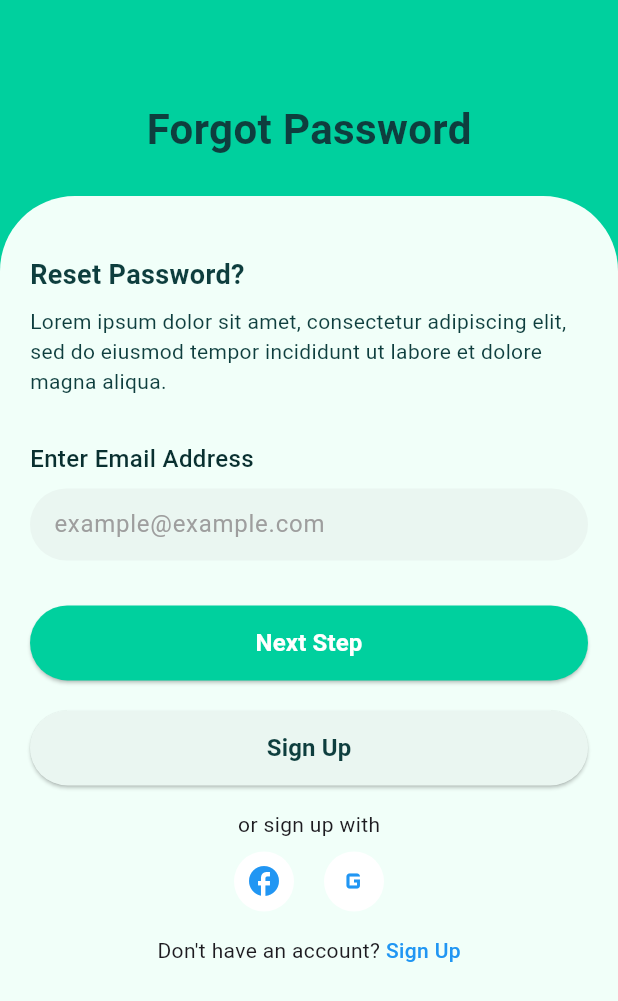
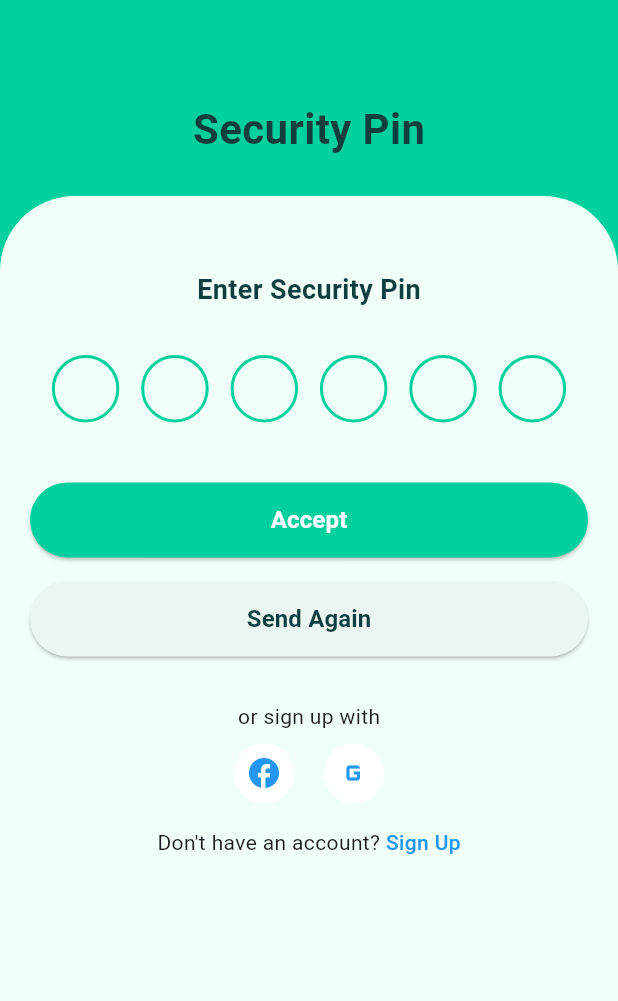
Before and after one commit to KartikSaroha0801/Fintech_flutter_app, a Flutter app: the ForgotPasswordPage screen opened directly, after a tap on "Next Step", on a phone screen of 412 x 824 dp. Shown: the top 1001 px of the screen. Run offline on Flutter 3.47's test engine with Material 3 defaults, Android fonts, the phone set to English and light mode, and no system bars; our stand-ins replace get; Roboto replaces fonts that are missing (Poppins).

Commit message:
Auth Flow Completed

```diff
--- /dev/null
+++ b/lib/view/Auth/Security_Pin_Page.dart
@@ -0,0 +1,238 @@
+import 'package:fintech_project/view/Auth/new_password.dart';
+import 'package:fintech_project/view/Auth/signup_page.dart';
+import 'package:flutter/material.dart';
+import 'package:flutter/services.dart';
+import 'package:get/get.dart';
+
+class SecurityPinPage extends StatefulWidget {
+  const SecurityPinPage({super.key});
+
+  @override
+  _SecurityPinPageState createState() => _SecurityPinPageState();
+}
+
+class _SecurityPinPageState extends State<SecurityPinPage> {
+  final List<TextEditingController> _controllers = List.generate(6, (_) => TextEditingController());
+  final List<FocusNode> _focusNodes = List.generate(6, (_) => FocusNode());
+
+  @override
+  void dispose() {
+    for (var controller in _controllers) {
+      controller.dispose();
+    }
+    for (var focusNode in _focusNodes) {
+      focusNode.dispose();
+    }
+    super.dispose();
+  }
+
+  void _onPinChanged(String value, int index) {
+    if (value.length == 1 && index < 5) {
+      _focusNodes[index + 1].requestFocus();
+    }
+  }
+
+  void _handleKeyEvent(RawKeyEvent event, int index) {
+    if (event is RawKeyDownEvent && event.logicalKey == LogicalKeyboardKey.backspace) {
+      if (_controllers[index].text.isEmpty && index > 0) {
+        _focusNodes[index - 1].requestFocus();
+        _controllers[index - 1].clear();
+      }
+    }
+  }
+
+  @override
+  Widget build(BuildContext context) {
+    final screenWidth = MediaQuery.of(context).size.width;
+    final screenHeight = MediaQuery.of(context).size.height;
+
+    return Scaffold(
+      backgroundColor: const Color(0xFF00D09E),
+      body: Column(
+        crossAxisAlignment: CrossAxisAlignment.center,
+        children: [
+          SizedBox(height: screenHeight * 0.08),
+          const Center(
+            child: Text(
+              'Security Pin',
+              style: TextStyle(
+                color: Color(0xFF0E3E3E),
+                fontSize: 28,
+                fontWeight: FontWeight.w600,
+                fontFamily: 'Poppins',
+              ),
+            ),
+          ),
+          SizedBox(height: screenHeight * 0.03),
+          Expanded(
+            child: Container(
+              width: screenWidth,
+              padding: const EdgeInsets.symmetric(horizontal: 20),
+              decoration: const BoxDecoration(
+                color: Color(0xFFF1FFF9),
+                borderRadius: BorderRadius.vertical(top: Radius.circular(50)),
+              ),
+              child: Column(
+                children: [
+                  const SizedBox(height: 50),
+                  const Text(
+                    'Enter Security Pin',
+                    style: TextStyle(
+                      fontSize: 18,
+                      fontWeight: FontWeight.w600,
+                      fontFamily: 'Poppins',
+                      color: Color(0xFF0E3E3E),
+                    ),
+                  ),
+                  const SizedBox(height: 30),
+                  Row(
+                    mainAxisAlignment: MainAxisAlignment.spaceEvenly,
+                    children: List.generate(6, (index) {
+                      return SizedBox(
+                        width: 45,
+                        height: 45,
+                        child: RawKeyboardListener(
+                          focusNode: FocusNode(),
+                          onKey: (event) => _handleKeyEvent(event, index),
+                          child: TextField(
+                            controller: _controllers[index],
+                            focusNode: _focusNodes[index],
+                            textAlign: TextAlign.center,
+                            keyboardType: TextInputType.number,
+                            maxLength: 1,
+                            style: const TextStyle(
+                              fontSize: 22,
+                              fontWeight: FontWeight.bold,
+                              color: Color(0xFF0E3E3E),
+                            ),
+                            decoration: InputDecoration(
+                              counterText: '',
+                              enabledBorder: OutlineInputBorder(
+                                borderSide: const BorderSide(
+                                  color: Color(0xFF00D09E),
+                                  width: 2,
+                                ),
+                                borderRadius: BorderRadius.circular(22.5),
+                              ),
+                              focusedBorder: OutlineInputBorder(
+                                borderSide: const BorderSide(
+                                  color: Color(0xFF00D09E),
+                                  width: 2,
+                                ),
+                                borderRadius: BorderRadius.circular(22.5),
+                              ),
+                            ),
+                            inputFormatters: [
+                              FilteringTextInputFormatter.digitsOnly,
+                            ],
+                            onChanged: (value) => _onPinChanged(value, index),
+                          ),
+                        ),
+                      );
+                    }),
+                  ),
+                  const SizedBox(height: 40),
+                  SizedBox(
+                    width: double.infinity,
+                    height: 50,
+                    child: ElevatedButton(
+                      style: ElevatedButton.styleFrom(
+                        backgroundColor: const Color(0xFF00D09E),
+                        shape: RoundedRectangleBorder(
+                          borderRadius: BorderRadius.circular(30),
+                        ),
+                      ),
+                      onPressed: () {
+                        String pin = _controllers.map((c) => c.text).join();
+
+                          Get.to(()=>NewPasswordPage());
+
+                      },
+                      child: const Text(
+                        'Accept',
+                        style: TextStyle(
+                          fontSize: 16,
+                          fontWeight: FontWeight.w600,
+                          fontFamily: 'Poppins',
+                          color: Colors.white,
+                        ),
+                      ),
+                    ),
+                  ),
+                  const SizedBox(height: 16),
+                  SizedBox(
+                    width: double.infinity,
+                    height: 50,
+                    child: ElevatedButton(
+                      style: ElevatedButton.styleFrom(
+                        backgroundColor: const Color(0xFFEAF6F1),
+                        shape: RoundedRectangleBorder(
+                          borderRadius: BorderRadius.circular(30),
+                        ),
+                      ),
+                      onPressed: () {
+                        for (var controller in _controllers) {
+                          controller.clear();
+                        }
+                        _focusNodes[0].requestFocus();
+                      },
+                      child: const Text(
+                        'Send Again',
+                        style: TextStyle(
+                          fontSize: 16,
+                          fontWeight: FontWeight.w600,
+                          fontFamily: 'Poppins',
+                          color: Color(0xFF0E3E3E),
+                        ),
+                      ),
+                    ),
+                  ),
+                  const SizedBox(height: 30),
+                  const Text('or sign up with', style: TextStyle(fontFamily: 'Poppins')),
+                  const SizedBox(height: 8),
+                  Row(
+                    mainAxisAlignment: MainAxisAlignment.center,
+                    children: [
+                      CircleAvatar(
+                        radius: 20,
+                        backgroundColor: Colors.white,
+                        child: Icon(Icons.facebook, color: Colors.blue),
+                      ),
+                      const SizedBox(width: 20),
+                      CircleAvatar(
+                        radius: 20,
+                        backgroundColor: Colors.white,
+                        child: Icon(Icons.g_mobiledata, color: Colors.blue),
+                      ),
+                    ],
+                  ),
+                  const SizedBox(height: 16),
+                   GestureDetector(
+                     onTap: (){
+                       Get.to(()=>SignUpPage());
+                     },
+                     child: Text.rich(
+                      TextSpan(
+                        text: "Don't have an account? ",
+                        children: [
+                          TextSpan(
+                            text: 'Sign Up',
+                            style: TextStyle(
+                              color: Colors.blue,
+                              fontWeight: FontWeight.w500,
+                            ),
+                          ),
+                        ],
+                      ),
+                      style: TextStyle(fontFamily: 'Poppins'),
+                                       ),
+                   ),
+                ],
+              ),
+            ),
+          ),
+        ],
+      ),
+    );
+  }
+}
--- a/lib/view/Auth/forgot_password_screen.dart
+++ b/lib/view/Auth/forgot_password_screen.dart
@@ -1,4 +1,7 @@
+import 'package:fintech_project/view/Auth/Security_Pin_Page.dart';
+import 'package:fintech_project/view/Auth/signup_page.dart';
 import 'package:flutter/material.dart';
+import 'package:get/get.dart';
 
 class ForgotPasswordPage extends StatelessWidget {
   const ForgotPasswordPage({super.key});
@@ -98,7 +101,9 @@ class ForgotPasswordPage extends StatelessWidget {
                             borderRadius: BorderRadius.circular(30),
                           ),
                         ),
-                        onPressed: () {},
+                        onPressed: () {
+                          Get.to(()=>SecurityPinPage());
+                        },
                         child: const Text(
                           'Next Step',
                           style: TextStyle(
@@ -121,7 +126,9 @@ class ForgotPasswordPage extends StatelessWidget {
                             borderRadius: BorderRadius.circular(30),
                           ),
                         ),
-                        onPressed: () {},
+                        onPressed: () {
+                          Get.to(()=>SignUpPage());
+                        },
                         child: const Text(
                           'Sign Up',
                           style: TextStyle(
@@ -143,17 +150,21 @@ class ForgotPasswordPage extends StatelessWidget {
                           radius: 20,
                           backgroundColor: Colors.white,
                           child: Icon(Icons.facebook, color: Colors.blue),
-                        ), // Replace with your asset
+                        ),
                         const SizedBox(width: 20),
                         CircleAvatar(
                           radius: 20,
                           backgroundColor: Colors.white,
                           child: Icon(Icons.g_mobiledata, color: Colors.blue),
-                        ),   // Replace with your asset
+                        ),
                       ],
                     ),
                     const SizedBox(height: 16),
-                    const Text.rich(
+                     GestureDetector(
+                       onTap: (){
+                         Get.to(()=>SignUpPage());
+                       },
+                       child: Text.rich(
                         TextSpan(
                           text: "Don't have an account? ",
                           children: [
@@ -168,6 +179,7 @@ class ForgotPasswordPage extends StatelessWidget {
                         ),
                         style: TextStyle(fontFamily: 'Poppins'),
                                            ),
+                     ),
                     const SizedBox(height: 30),
                   ],
                 ),
```
Also changed, not shown: lib/view/Auth/Password_Changed_Page.dart (added, +131 -0 lines), lib/view/Auth/login_page.dart (+1 -16 lines), lib/view/Auth/new_password.dart (added, +157 -0 lines). Lines whose indentation alone changed are shown as unchanged.
